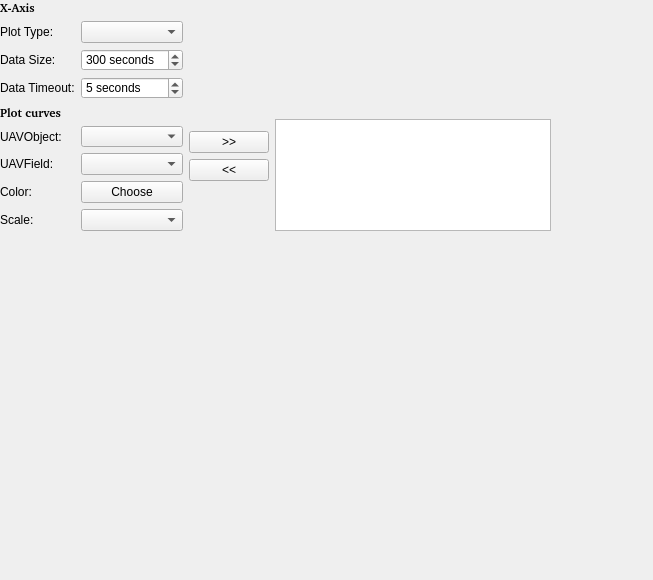
Before: the Qt Designer form ground/src/plugins/scope/scopegadgetoptionspage.ui in openpilot/OpenPilot, drawn with Qt 5.
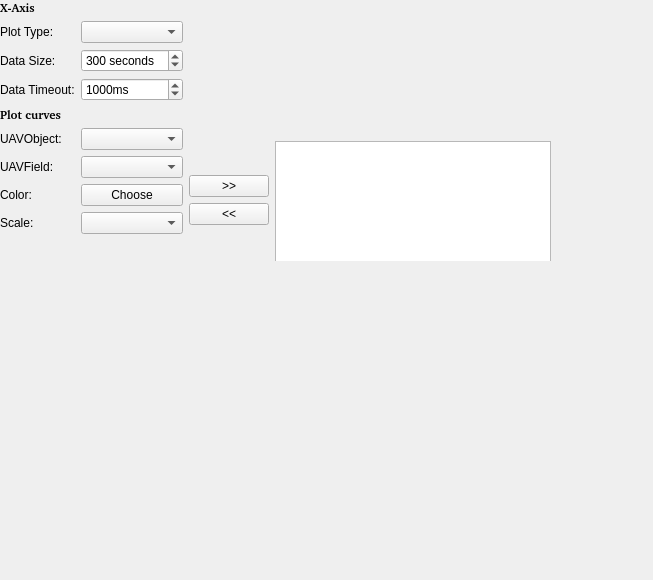
After: the same form once the commit is applied.

Patch:
```diff
--- a/ground/src/plugins/scope/scopegadgetoptionspage.ui
+++ b/ground/src/plugins/scope/scopegadgetoptionspage.ui
@@ -28,7 +28,7 @@
       <x>0</x>
       <y>0</y>
       <width>551</width>
-      <height>231</height>
+      <height>275</height>
      </rect>
     </property>
     <layout class="QHBoxLayout" name="horizontalLayout">
@@ -97,16 +97,19 @@
        <item row="3" column="1">
         <widget class="QSpinBox" name="spnRefreshInterval">
          <property name="suffix">
-          <string> seconds</string>
+          <string>ms</string>
          </property>
          <property name="minimum">
-          <number>1</number>
+          <number>100</number>
          </property>
          <property name="maximum">
-          <number>30</number>
+          <number>30000</number>
+         </property>
+         <property name="singleStep">
+          <number>500</number>
          </property>
          <property name="value">
-          <number>5</number>
+          <number>1000</number>
          </property>
         </widget>
        </item>
```
